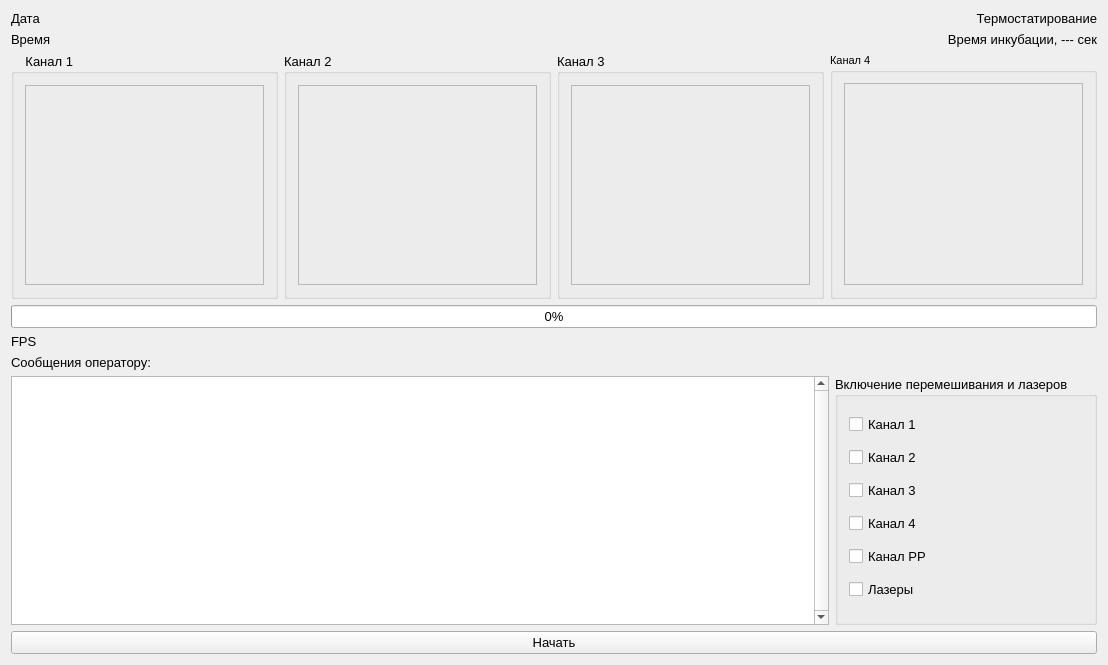
Qt form widget.ui (krang4d/Agrekola) before a commit.
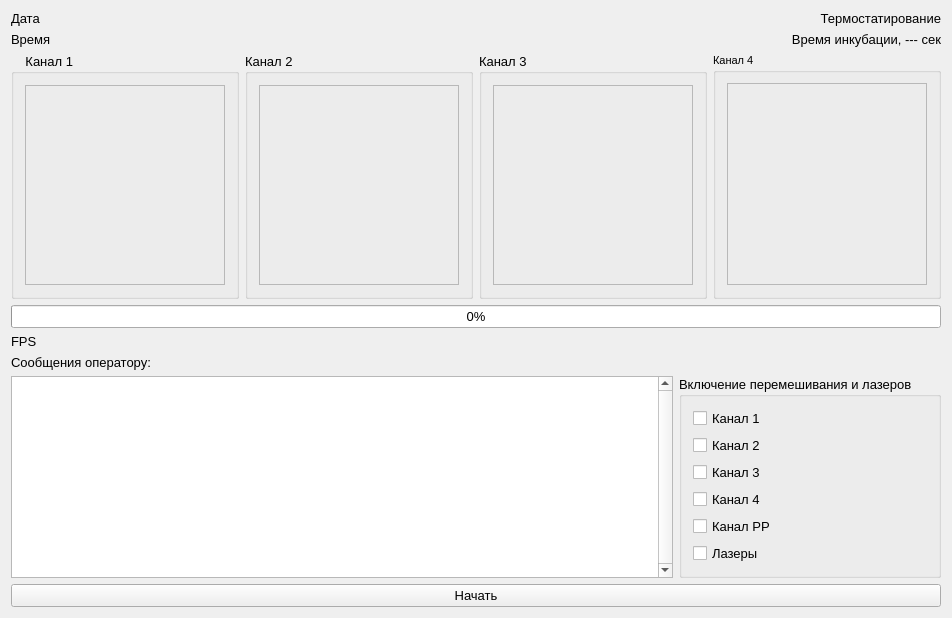
The same form after that commit. Custom widgets are drawn as their Qt base class.

What changed in the file:
```diff
--- a/widget.ui
+++ b/widget.ui
@@ -6,8 +6,8 @@
    <rect>
     <x>0</x>
     <y>0</y>
-    <width>1108</width>
-    <height>665</height>
+    <width>918</width>
+    <height>614</height>
    </rect>
   </property>
   <property name="font">
```
Left out of the diff: 13 changed lines with no effect on the pictures.
